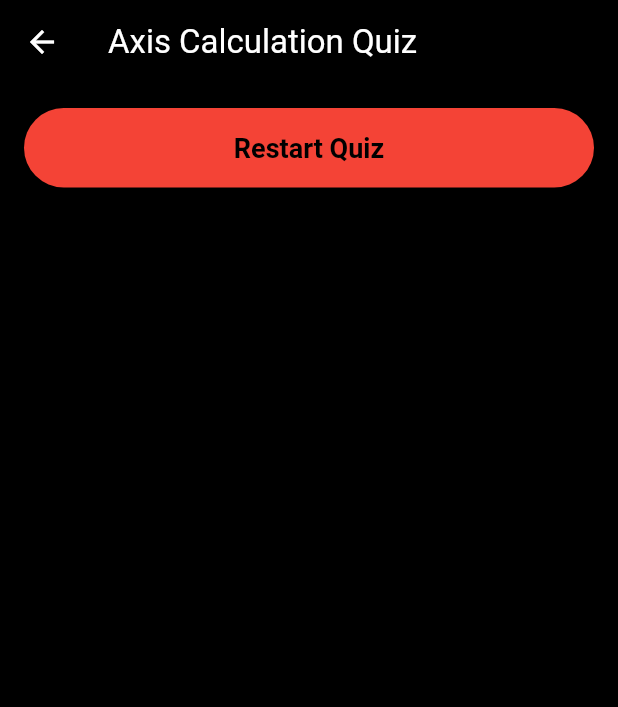
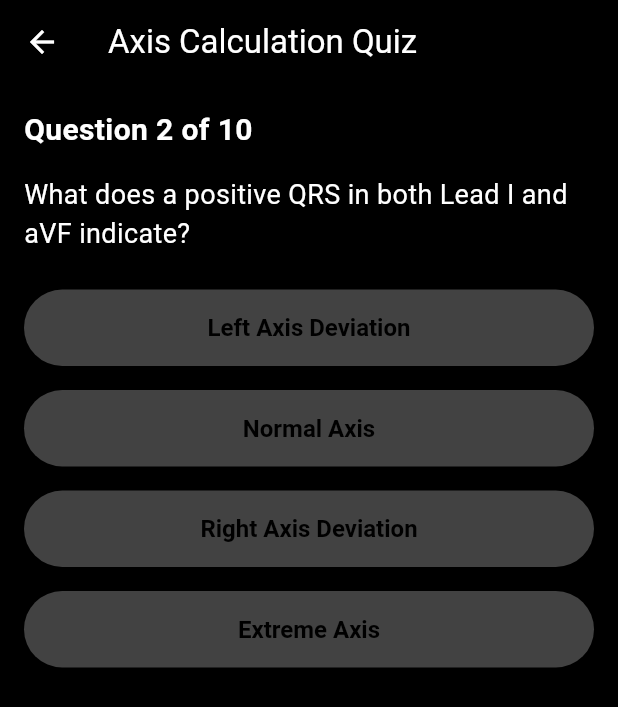
Before and after one commit to cardioverse/ECG-labs, a Flutter app: the AxisCalculationQuizScreen screen opened directly, after a tap on "Leads I and II", on a phone screen of 412 x 824 dp. Shown: the top 707 px of the screen. Run offline on Flutter 3.47's test engine with Material 3 defaults, Android fonts, the phone set to English and light mode, and no system bars; our stand-ins replace carousel_slider, cloud_firestore, firebase_auth, firebase_core, firebase_storage, flutter_dotenv and 4 more; accounts and stored records are empty.

Commit message:
Updated axis calculation quiz

```diff
--- a/lib/topics_completion_tracker/axis_calculation_quiz_screen.dart
+++ b/lib/topics_completion_tracker/axis_calculation_quiz_screen.dart
@@ -28,11 +28,47 @@ class _AxisCalculationQuizScreenState extends State<AxisCalculationQuizScreen> {
       'options': ['0° to +90°', '-30° to +120°', '0° to +180°', '-90° to 0°'],
       'answer': 0,
     },
+    {
+      'question': 'Which condition is commonly associated with left axis deviation?',
+      'options': ['Right Ventricular Hypertrophy', 'Left Ventricular Hypertrophy', 'Hyperkalemia', 'Pulmonary Embolism'],
+      'answer': 1,
+    },
+    {
+      'question': 'A right axis deviation is defined as an axis between:',
+      'options': ['0° and +90°', '+90° and +180°', '-90° and 0°', '-30° and +120°'],
+      'answer': 1,
+    },
+    {
+      'question': 'Which condition is commonly associated with right axis deviation?',
+      'options': ['Hypertension', 'Left Bundle Branch Block', 'Pulmonary Hypertension', 'Hyperthyroidism'],
+      'answer': 2,
+    },
+    {
+      'question': 'Extreme axis deviation is often seen in which condition?',
+      'options': ['Atrial Fibrillation', 'Ventricular Tachycardia', 'Dextrocardia', 'Hypercalcemia'],
+      'answer': 2,
+    },
+    {
+      'question': 'Which lead is most useful in identifying left axis deviation?',
+      'options': ['Lead III', 'Lead aVL', 'Lead V1', 'Lead II'],
+      'answer': 1,
+    },
+    {
+      'question': 'Which of the following is a normal variant and does not necessarily indicate disease?',
+      'options': ['Right Axis Deviation', 'Extreme Axis Deviation', 'Physiological Left Axis Deviation', 'Indeterminate Axis'],
+      'answer': 2,
+    },
+    {
+      'question': 'Which method is commonly used to estimate cardiac axis?',
+      'options': ['Hexaxial Reference System', 'Einthoven’s Triangle', 'Bayley’s Theorem', 'Wolff-Parkinson-White Calculation'],
+      'answer': 0,
+    },
   ];
 
   void _checkAnswer(int selectedIndex) {
     if (selectedIndex == questions[currentQuestionIndex]['answer']) {
       score++;
+    }
     setState(() {
       if (currentQuestionIndex < questions.length - 1) {
         currentQuestionIndex++;
@@ -40,17 +76,12 @@ class _AxisCalculationQuizScreenState extends State<AxisCalculationQuizScreen> {
         _showCompletionDialog();
       }
     });
-    } else {
-      setState(() {
-        showResetButton = true;
-      });
-    }
   }
 
   Future<void> _storeCompletionStatus() async {
     try {
       User? user = FirebaseAuth.instance.currentUser;
-      if (user != null && score == questions.length) {
+      if (user != null && score >= 8) {
         String uid = user.uid;
         DocumentReference userDoc = FirebaseFirestore.instance.collection('userProgress').doc(uid);
 
@@ -71,13 +102,22 @@ class _AxisCalculationQuizScreenState extends State<AxisCalculationQuizScreen> {
           title: Text('Quiz Completed!'),
           content: Text('You scored $score out of ${questions.length}.'),
           actions: [
+            if (score >= 8) ...[
               TextButton(
                 onPressed: () {
                   Navigator.of(context).pop();
                   Navigator.of(context).pop();
                   _storeCompletionStatus();
                 },
-              child: Text('Finish'),
+                child: Text('Mark as Complete'),
+              ),
+            ],
+            TextButton(
+              onPressed: () {
+                Navigator.of(context).pop();
+                _resetQuiz();
+              },
+              child: Text('Retry'),
             ),
           ],
         );
@@ -106,7 +146,6 @@ class _AxisCalculationQuizScreenState extends State<AxisCalculationQuizScreen> {
         child: Column(
           crossAxisAlignment: CrossAxisAlignment.start,
           children: [
-            if (!showResetButton) ...[
             Text(
               'Question ${currentQuestionIndex + 1} of ${questions.length}',
               style: TextStyle(
@@ -138,19 +177,6 @@ class _AxisCalculationQuizScreenState extends State<AxisCalculationQuizScreen> {
                 ),
               );
             }),
-            ] else ...[
-              Center(
-                child: ElevatedButton(
-                  style: ElevatedButton.styleFrom(
-                    backgroundColor: Colors.red,
-                    padding: EdgeInsets.symmetric(vertical: 16.0, horizontal: 24.0),
-                    textStyle: TextStyle(fontSize: 18, fontWeight: FontWeight.bold),
-                  ),
-                  onPressed: _resetQuiz,
-                  child: Text('Restart Quiz'),
-                ),
-              ),
-            ],
           ],
         ),
       ),
```
Lines whose indentation alone changed are shown as unchanged.
